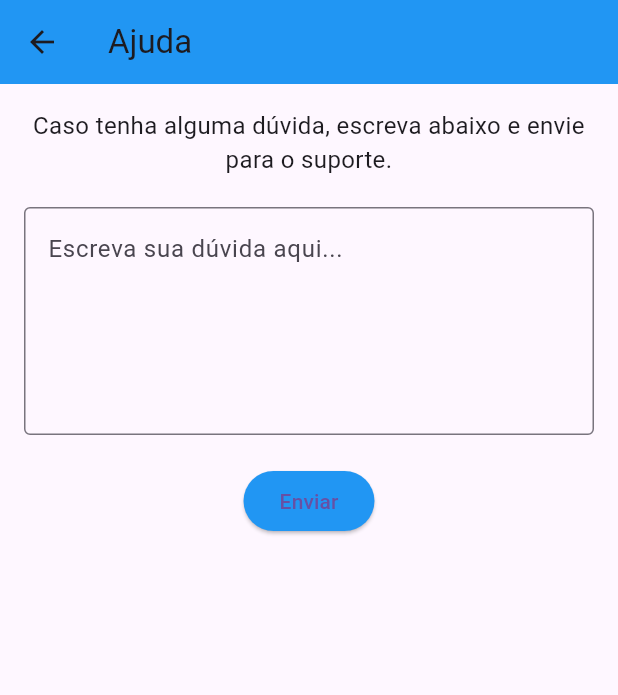
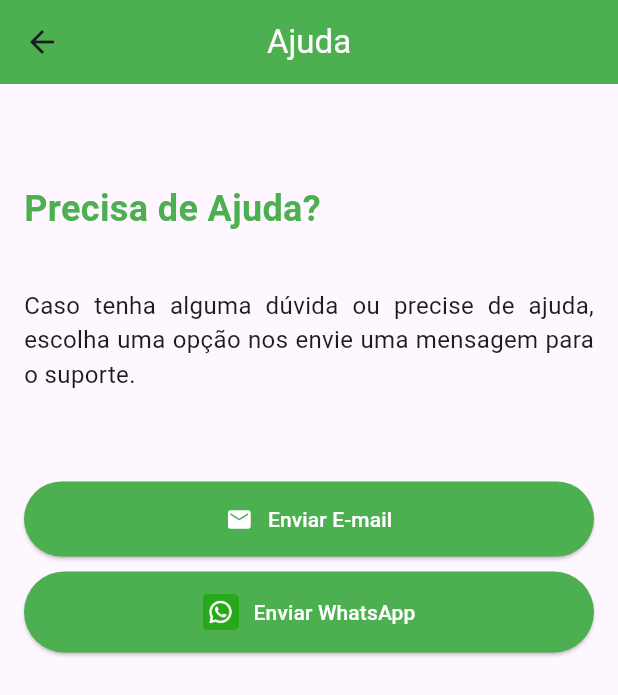
Before and after one commit to AlexandreN08/recicle, a Flutter app: the HomeScreen screen opened by its route, in the side drawer, after a tap on "Ajuda", on a phone screen of 412 x 824 dp. Shown: the top 695 px of the screen. Run offline on Flutter 3.47's test engine with Material 3 defaults, Android fonts, the light colour scheme and no system bars; our stand-ins replace cloud_firestore, firebase_auth, firebase_core, firebase_messaging, flutter_local_notifications, geocoding and 5 more; accounts and stored records are empty; network calls fail; project files that could hold a hidden picture were left out.

Commit message:
Ajustes tela de suporte

```diff
--- a/lib/screens/ajuda.dart
+++ b/lib/screens/ajuda.dart
@@ -1,5 +1,5 @@
 import 'package:flutter/material.dart';
-import 'package:flutter_email_sender/flutter_email_sender.dart';
+import 'package:url_launcher/url_launcher.dart';
 
 class AjudaPage extends StatefulWidget {
   @override
@@ -9,66 +9,104 @@ class AjudaPage extends StatefulWidget {
 class _AjudaPageState extends State<AjudaPage> {
   TextEditingController _textController = TextEditingController();
 
-  // Função para enviar o e-mail
-  void _sendEmail() async {
-    final Email email = Email(
-      body: _textController.text, // O conteúdo da dúvida do usuário
-      subject: 'Dúvida de Suporte',
-      recipients: ['alexandrenecher@gmail.com'], // E-mail de suporte
-      isHTML: false,
+  // Função para abrir o Gmail com o e-mail do suporte
+  Future<void> _launchEmail() async {
+    final Uri emailUri = Uri(
+      scheme: 'mailto',
+      path: 'alexandrenecher@gmail.com', // Substitua pelo e-mail de suporte
+      queryParameters: {
+        'subject': 'Dúvida de Suporte',
+        'body': _textController.text,
+      },
     );
 
-    try {
-      // Envia o e-mail
-      await FlutterEmailSender.send(email);
+    // Abre diretamente o aplicativo de e-mail
+    await launchUrl(emailUri, mode: LaunchMode.externalApplication);
+  }
 
-      // Exibe mensagem de sucesso
-      ScaffoldMessenger.of(context).showSnackBar(
-        SnackBar(content: Text('Sua dúvida foi enviada com sucesso!')),
-      );
+  // Função para abrir o WhatsApp com o número de suporte
+  Future<void> _launchWhatsApp() async {
+    final String phoneNumber = '5546999185491'; // Substitua pelo número de suporte
+    final String message = 'Olá, tenho uma dúvida: ${_textController.text}';
 
-      // Limpa o campo de texto após envio
-      _textController.clear();
-    } catch (e) {
-      // Exibe mensagem de erro
-      ScaffoldMessenger.of(context).showSnackBar(
-        SnackBar(content: Text('Falha ao enviar a dúvida. Erro: $e')),
-      );
-      print('Erro ao enviar e-mail: $e'); // Log do erro no console
-    }
+    final Uri whatsappUri = Uri.parse(
+      'https://wa.me/$phoneNumber?text=${Uri.encodeFull(message)}',
+    );
+
+    // Abre diretamente o WhatsApp
+    await launchUrl(whatsappUri, mode: LaunchMode.externalApplication);
   }
 
   @override
   Widget build(BuildContext context) {
     return Scaffold(
       appBar: AppBar(
-        title: Text('Ajuda'),
-        backgroundColor: Colors.blue,
+        title: Text(
+          'Ajuda',
+          style: TextStyle(color: Colors.white),
+        ),
+        centerTitle: true, // Centraliza o título
+        backgroundColor: Colors.green, // Cor de fundo do AppBar
       ),
-      body: Padding(
-        padding: const EdgeInsets.all(16.0),
+      body: SingleChildScrollView(
+        padding: EdgeInsets.only(
+          left: 16.0,
+          right: 16.0,
+          top: 66.0,
+          bottom: 80.0, // Adiciona padding na parte inferior
+        ),
         child: Column(
+          crossAxisAlignment: CrossAxisAlignment.start,
           children: [
             Text(
-              'Caso tenha alguma dúvida, escreva abaixo e envie para o suporte.',
-              style: TextStyle(fontSize: 16),
-              textAlign: TextAlign.center,
-            ),
-            SizedBox(height: 20),
-            TextField(
-              controller: _textController,
-              maxLines: 5,
-              decoration: InputDecoration(
-                border: OutlineInputBorder(),
-                hintText: 'Escreva sua dúvida aqui...',
+              'Precisa de Ajuda?',
+              style: TextStyle(
+                fontSize: 24,
+                fontWeight: FontWeight.bold,
+                color: Colors.green,
               ),
             ),
+            SizedBox(height: 36),
+            Text(
+              'Caso tenha alguma dúvida ou precise de ajuda, escolha uma opção nos envie uma mensagem para o suporte.',
+              style: TextStyle(fontSize: 16),
+              textAlign: TextAlign.justify,
+            ),
+            SizedBox(height: 40),
             SizedBox(height: 20),
             ElevatedButton(
-              onPressed: _sendEmail,
-              child: Text('Enviar'),
+              onPressed: _launchEmail,
+              child: Row(
+                mainAxisAlignment: MainAxisAlignment.center,
+                children: [
+                  Icon(Icons.email, color: Colors.white),
+                  SizedBox(width: 10),
+                  Text('Enviar E-mail', style: TextStyle(color: Colors.white)),
+                ],
+              ),
               style: ElevatedButton.styleFrom(
-                backgroundColor: Colors.blue,
+                backgroundColor: Colors.green, // Cor do botão de e-mail
+                padding: EdgeInsets.symmetric(vertical: 15),
+              ),
+            ),
+            SizedBox(height: 10),
+            ElevatedButton(
+              onPressed: _launchWhatsApp,
+              child: Row(
+                mainAxisAlignment: MainAxisAlignment.center,
+                children: [
+                  Image.asset(
+                    'assets/whatsapp.png', // Caminho da imagem do WhatsApp
+                    width: 24, // Largura da imagem
+                    height: 24, // Altura da imagem
+                  ),
+                  SizedBox(width: 10),
+                  Text('Enviar WhatsApp', style: TextStyle(color: Colors.white)),
+                ],
+              ),
+              style: ElevatedButton.styleFrom(
+                backgroundColor: Colors.green, // Cor do botão do WhatsApp
+                padding: EdgeInsets.symmetric(vertical: 15),
               ),
             ),
           ],
--- a/lib/screens/homescreen.dart
+++ b/lib/screens/homescreen.dart
@@ -1,14 +1,15 @@
 import 'package:flutter/material.dart';
 import 'package:firebase_auth/firebase_auth.dart';
+import 'package:url_launcher/url_launcher.dart'; // Importe o url_launcher
 import 'package:recicle/screens/ajuda.dart';
 import 'package:recicle/screens/comoReciclar.dart';
-import 'package:recicle/screens/descarte_screen.dart';  // Importe a tela de descarte
+import 'package:recicle/screens/descarte_screen.dart';
 import 'package:recicle/screens/dicas.dart';
 import 'package:recicle/screens/locaisDescarte.dart';
 import 'package:recicle/screens/meu_perfil.dart';
-import 'package:recicle/screens/pontosColeta.dart';   // Importe a tela de pontos de coleta
+import 'package:recicle/screens/pontosColeta.dart';
 import 'package:recicle/screens/meus_descartes.dart';
-import 'package:recicle/screens/sobre.dart'; // Importe a tela correta de Meus Descartes
+import 'package:recicle/screens/sobre.dart';
 
 class HomeScreen extends StatelessWidget {
   const HomeScreen({super.key});
@@ -21,6 +22,22 @@ class HomeScreen extends StatelessWidget {
     } catch (e) {
       ScaffoldMessenger.of(context).showSnackBar(
         SnackBar(content: Text('Erro ao sair: $e')),
+      );
+    }
+  }
+
+  // Função para abrir o site da prefeitura (testando com o Google)
+  Future<void> _launchPrefeituraSite(BuildContext context) async {
+    final Uri url = Uri.parse('https://pmp.pr.gov.br/website/views/horarioColetaLixo.php'); // Usando o Google para teste
+
+    try {
+      print('Tentando abrir o site: $url');
+      // Tenta abrir o link diretamente
+      await launchUrl(url, mode: LaunchMode.externalApplication); // Abre o Google no navegador
+    } catch (e) {
+      print('Erro ao abrir o site: $e');
+      ScaffoldMessenger.of(context).showSnackBar(
+        SnackBar(content: Text('Erro ao abrir o site: $e')),
       );
     }
   }
@@ -42,7 +59,7 @@ class HomeScreen extends StatelessWidget {
               decoration: BoxDecoration(
                 color: Colors.green,
               ),
-              child: Center( // Centraliza o texto do menu
+              child: Center(
                 child: Text(
                   'Menu',
                   style: TextStyle(color: Colors.white, fontSize: 24, fontWeight: FontWeight.bold),
@@ -120,7 +137,7 @@ class HomeScreen extends StatelessWidget {
               {'title': 'Como Reciclar', 'icon': Icons.help_outline, 'screen': ComoReciclarScreen()},
               {'title': 'Dicas', 'icon': Icons.lightbulb_outline, 'screen': DicasScreen()},
               {'title': 'Locais de Descarte', 'icon': Icons.delete_forever, 'screen': LocaisDescarteScreen()},
-              {'title': 'Horários', 'icon': Icons.access_time, 'screen': null}, // Nenhuma tela associada
+              {'title': 'Horários Coleta Prefeitura', 'icon': Icons.access_time, 'screen': null}, // Nenhuma tela associada
             ];
 
             return GestureDetector(
@@ -131,6 +148,9 @@ class HomeScreen extends StatelessWidget {
                     context,
                     MaterialPageRoute(builder: (context) => cardsData[index]['screen']),
                   );
+                } else if (cardsData[index]['title'] == 'Horários Coleta Prefeitura') {
+                  // Abrir o site da prefeitura (agora testando com o Google)
+                  _launchPrefeituraSite(context); // Passa o context como parâmetro
                 }
               },
               child: Card(
--- a/lib/screens/login_screen.dart
+++ b/lib/screens/login_screen.dart
@@ -186,7 +186,7 @@ class LoginScreen extends StatelessWidget {
                     ),
                     SizedBox(height: 10),
                     ElevatedButton(
-                      onPressed: () => _loginWithGoogle(context),
+                      onPressed: () => _loginWithGoogle(context), // Botão de login com Google
                       style: ElevatedButton.styleFrom(backgroundColor: Colors.white),
                       child: Row(
                         mainAxisAlignment: MainAxisAlignment.center,
--- a/lib/screens/sobre.dart
+++ b/lib/screens/sobre.dart
@@ -77,7 +77,7 @@ class SobrePage extends StatelessWidget {
             ),
             SizedBox(height: 8),
             Text(
-              'O aplicativo está atualmente em fase de prototipação, com o objetivo de oferecer uma solução completa e acessível para a comunidade, promovendo a sustentabilidade e a conscientização ambiental.',
+              'O aplicativo foi desenvolvido com o objetivo de oferecer uma solução completa e acessível para a comunidade, promovendo a sustentabilidade e a conscientização ambiental.',
               style: TextStyle(fontSize: 16),
               textAlign: TextAlign.justify,
             ),
--- a/pubspec.yaml
+++ b/pubspec.yaml
@@ -48,6 +48,7 @@ dependencies:
   http: ^1.3.0
   googleapis_auth: ^1.6.0
   flutter_email_sender: ^7.0.0
+  cloud_functions: ^5.3.4
 
 
 dev_dependencies:
@@ -86,6 +87,7 @@ flutter:
     - assets/guarrafa.jpg
     - assets/curiosidade.png
     - assets/beneficios.jpeg
+    - assets/whatsapp.png
   #   - images/a_dot_ham.jpeg
 
   # An image asset can refer to one or more resolution-specific "variants", see
```
Also changed, not shown: assets/whatsapp.png (added), firebase.json, lib/main.dart (line endings or trailing spaces), pubspec.lock, 5 other files. Lines whose indentation alone changed are shown as unchanged.
